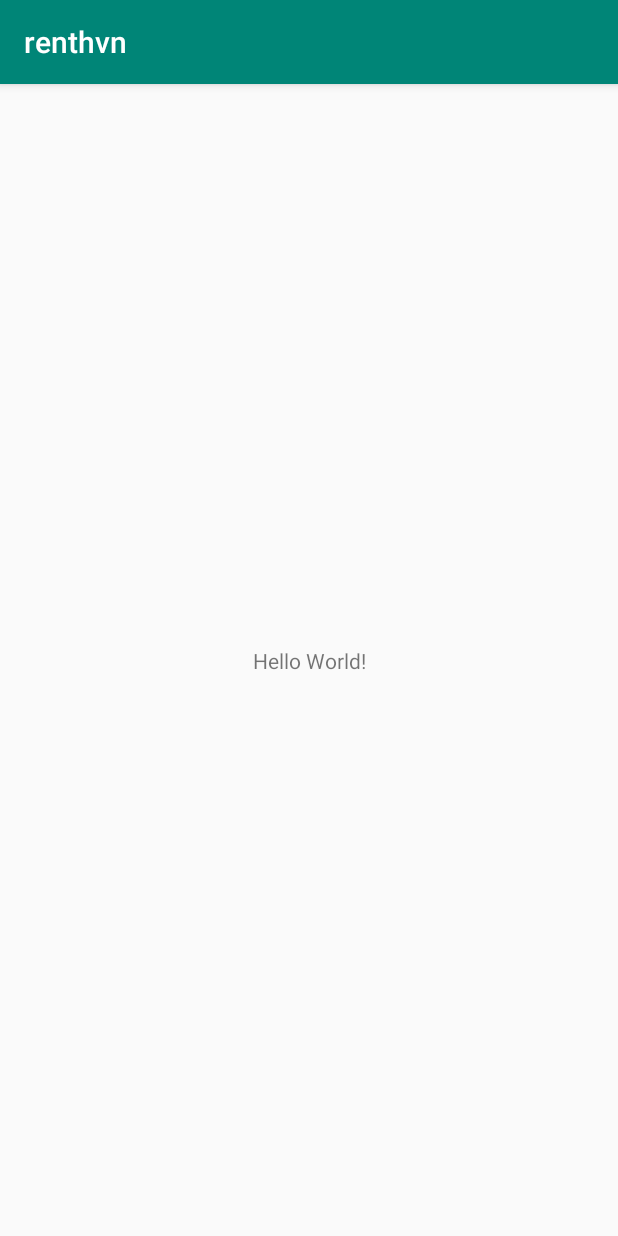
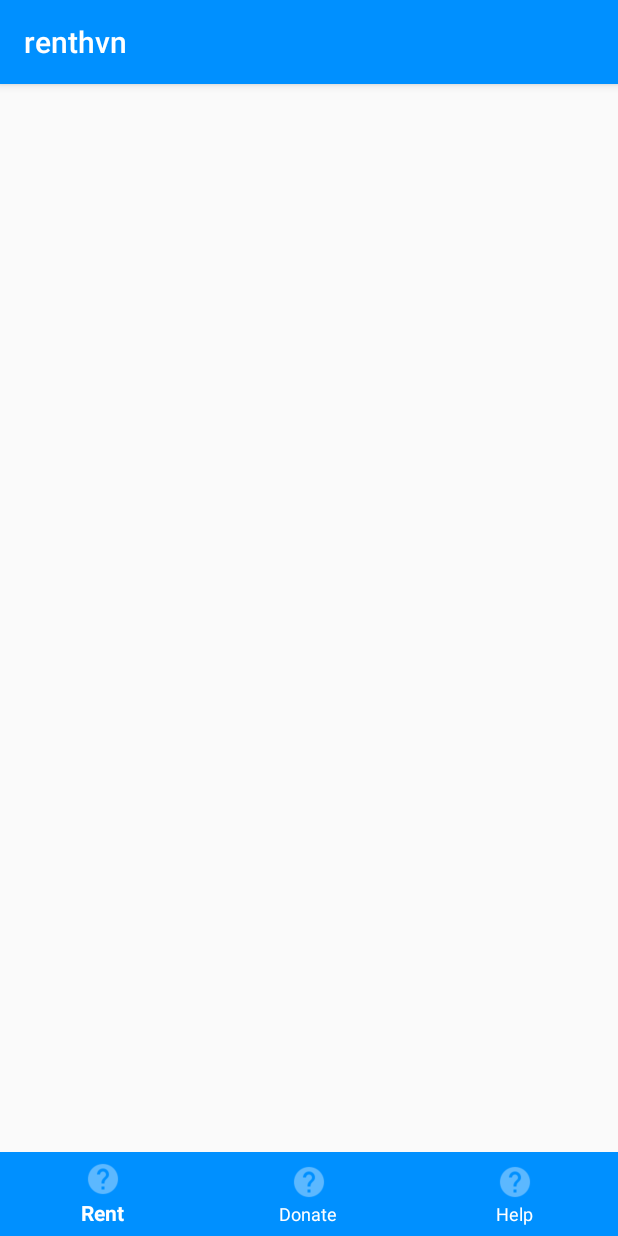
Before and after one commit to harpreetsodhi/RentHvn-Android-App, an Android app: the screen it shows after launch (MainActivity before the commit, Home_Screen after it), on a phone screen of 412 x 824 dp. Run offline under Robolectric (Android 15) with nearby library versions, the phone set to English and light mode, and no system bars.

Commit message:
Added bottom navigation_bar and home_screen skeleton

```diff
--- a/app/build.gradle
+++ b/app/build.gradle
@@ -25,7 +25,7 @@ android {
 
 dependencies {
     implementation fileTree(dir: 'libs', include: ['*.jar'])
-    implementation"org.jetbrains.kotlin:kotlin-stdlib-jdk7:$kotlin_version"
+    implementation "org.jetbrains.kotlin:kotlin-stdlib-jdk7:$kotlin_version"
     implementation 'androidx.appcompat:appcompat:1.0.2'
     implementation 'androidx.core:core-ktx:1.0.2'
     implementation 'androidx.constraintlayout:constraintlayout:1.1.3'
--- a/app/src/main/AndroidManifest.xml
+++ b/app/src/main/AndroidManifest.xml
@@ -9,6 +9,7 @@
         android:roundIcon="@mipmap/ic_launcher_round"
         android:supportsRtl="true"
         android:theme="@style/AppTheme">
+        <activity android:name=".Home_Screen"></activity>
         <activity android:name=".MainActivity">
             <intent-filter>
                 <action android:name="android.intent.action.MAIN" />
--- /dev/null
+++ b/app/src/main/java/com/example/renthvn/Home_Screen.kt
@@ -0,0 +1,14 @@
+package com.example.renthvn
+
+import androidx.appcompat.app.AppCompatActivity
+import android.os.Bundle
+import kotlinx.android.synthetic.main.activity_home__screen.*
+
+class Home_Screen : AppCompatActivity() {
+
+    override fun onCreate(savedInstanceState: Bundle?) {
+        super.onCreate(savedInstanceState)
+        setContentView(R.layout.activity_home__screen)
+        bottom_navigation.setSelectedItemId(R.id.navigation_rent)
+    }
+}
--- a/app/src/main/java/com/example/renthvn/MainActivity.kt
+++ b/app/src/main/java/com/example/renthvn/MainActivity.kt
@@ -1,5 +1,6 @@
 package com.example.renthvn
 
+import android.content.Intent
 import androidx.appcompat.app.AppCompatActivity
 import android.os.Bundle
 
@@ -8,5 +9,8 @@ class MainActivity : AppCompatActivity() {
     override fun onCreate(savedInstanceState: Bundle?) {
         super.onCreate(savedInstanceState)
         setContentView(R.layout.activity_main)
+        val intent = Intent(this, Home_Screen::class.java)
+        // start your next activity
+        startActivity(intent)
     }
 }
--- /dev/null
+++ b/app/src/main/res/layout/activity_home__screen.xml
@@ -0,0 +1,29 @@
+<?xml version="1.0" encoding="utf-8"?>
+<androidx.constraintlayout.widget.ConstraintLayout xmlns:android="http://schemas.android.com/apk/res/android"
+    xmlns:app="http://schemas.android.com/apk/res-auto"
+    xmlns:tools="http://schemas.android.com/tools"
+    android:layout_width="match_parent"
+    android:layout_height="match_parent"
+    tools:context=".Home_Screen">
+    <RelativeLayout
+        android:id="@+id/relative_bottom_nav"
+        android:layout_width="match_parent"
+        android:layout_height="wrap_content"
+        app:layout_constraintBottom_toBottomOf="parent"
+        app:layout_constraintEnd_toEndOf="parent"
+        app:layout_constraintHorizontal_bias="0.0"
+        app:layout_constraintStart_toStartOf="parent">
+        <com.google.android.material.bottomnavigation.BottomNavigationView
+            android:id="@+id/bottom_navigation"
+            android:layout_width="match_parent"
+            android:layout_height="wrap_content"
+            android:layout_gravity="bottom"
+            android:background="@color/colorPrimary"
+            app:itemIconTint="#FFFFFF"
+            app:itemTextColor="#FFFFFF"
+            app:menu="@menu/bottom_navigation_menu" />
+
+
+    </RelativeLayout>
+
+</androidx.constraintlayout.widget.ConstraintLayout>
--- a/app/src/main/res/layout/home_screen.xml
+++ /dev/null
@@ -1,10 +0,0 @@
-<?xml version="1.0" encoding="utf-8"?>
-<androidx.constraintlayout.widget.ConstraintLayout
-    xmlns:android="http://schemas.android.com/apk/res/android"
-    xmlns:tools="http://schemas.android.com/tools"
-    android:layout_width="match_parent"
-    android:layout_height="match_parent">
-
-
-
-</androidx.constraintlayout.widget.ConstraintLayout>
--- /dev/null
+++ b/app/src/main/res/menu/bottom_navigation_menu.xml
@@ -0,0 +1,18 @@
+<?xml version="1.0" encoding="utf-8"?>
+<menu xmlns:android="http://schemas.android.com/apk/res/android">
+
+    <item
+        android:id="@+id/navigation_rent"
+        android:icon="@drawable/ic_action_name"
+        android:title="Rent" />
+    <item
+        android:id="@+id/navigation_donation"
+        android:icon="@drawable/ic_action_name"
+        android:title="Donate" />
+    <item
+        android:id="@+id/navigation_help"
+        android:icon="@drawable/ic_action_name"
+        android:title="Help"
+        />
+
+</menu>
--- a/app/src/main/res/values/colors.xml
+++ b/app/src/main/res/values/colors.xml
@@ -1,6 +1,6 @@
 <?xml version="1.0" encoding="utf-8"?>
 <resources>
-    <color name="colorPrimary">#008577</color>
-    <color name="colorPrimaryDark">#00574B</color>
+    <color name="colorPrimary">#0090FF</color>
+    <color name="colorPrimaryDark">#002AFF</color>
     <color name="colorAccent">#D81B60</color>
 </resources>
```
Also changed, not shown: app/src/main/res/drawable/ic_action_name.png (added).
